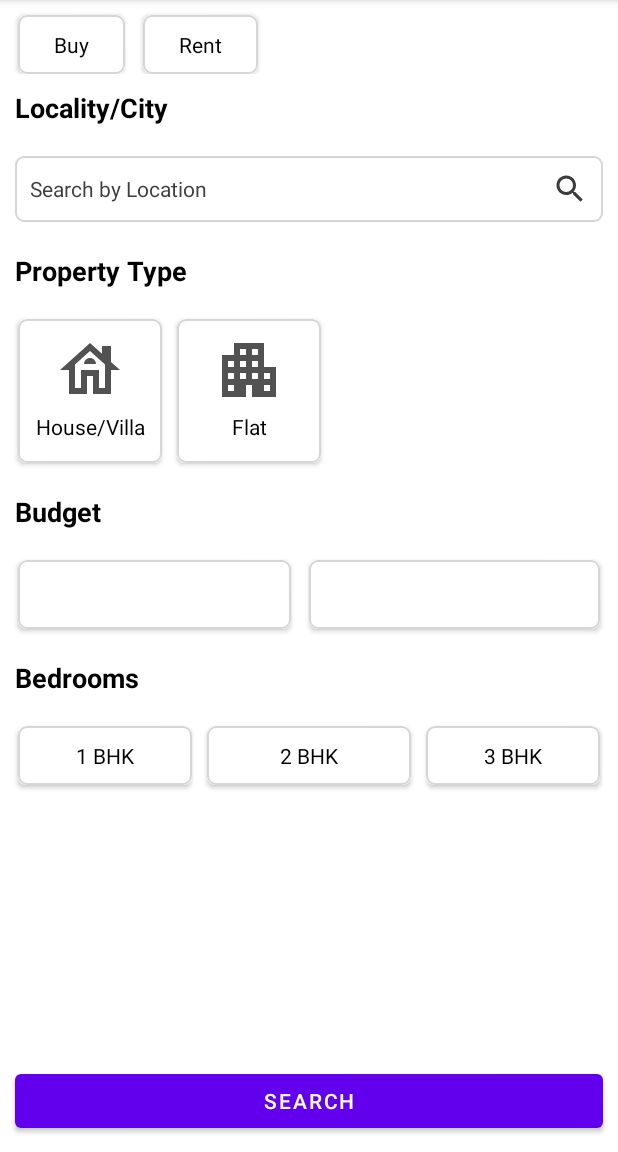
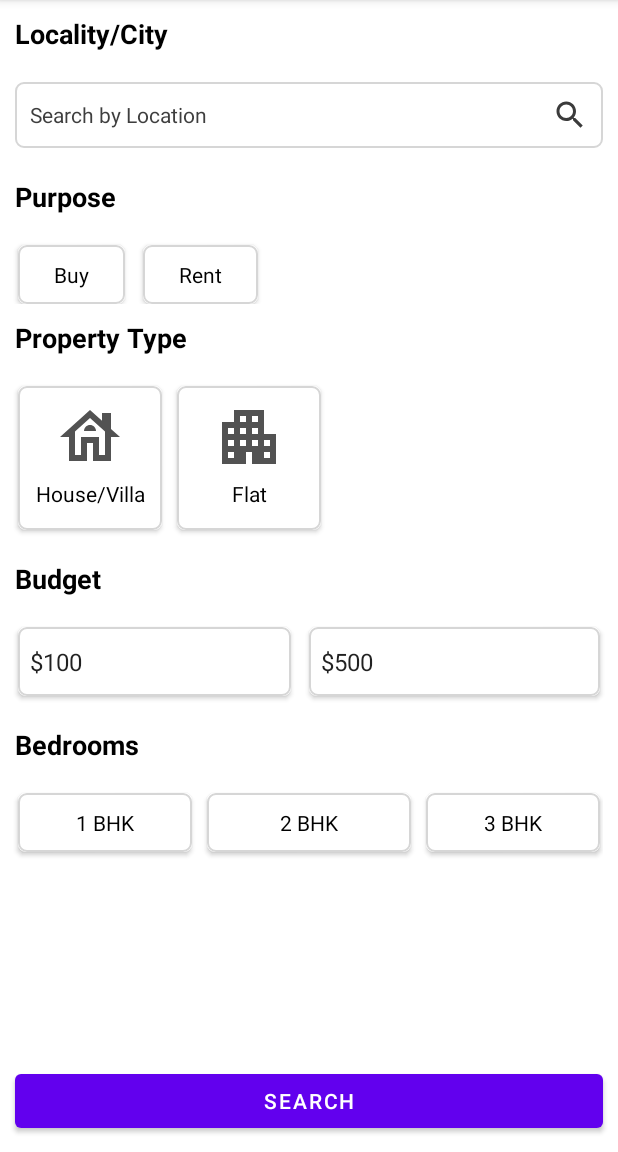
Before and after one commit to aman247av/Real-Estate-Management, an Android app: the Filters screen opened directly, with no data from a screen before it, on a phone screen of 412 x 824 dp, the part 84-1236 px from its top. Run offline under Robolectric (Android 15) with nearby library versions, the phone set to English and light mode, and no system bars.

Commit message:
"Property Detailed UI"

```diff
--- a/app/src/main/java/com/example/dbms/Filters.java
+++ b/app/src/main/java/com/example/dbms/Filters.java
@@ -3,12 +3,65 @@ package com.example.dbms;
 import androidx.appcompat.app.AppCompatActivity;
 
 import android.os.Bundle;
+import android.view.View;
+import android.widget.AdapterView;
+import android.widget.ArrayAdapter;
+import android.widget.Spinner;
+import android.widget.TextView;
+import android.widget.Toast;
+import android.widget.ToggleButton;
+
+import java.util.ArrayList;
+import java.util.List;
 
 public class Filters extends AppCompatActivity {
+
+    TextView tvSearchLoc;
+    TextView tvRent, tvBuy;
+    Spinner spinner_max_budget, spinner_min_budget;
+
 
     @Override
     protected void onCreate(Bundle savedInstanceState) {
         super.onCreate(savedInstanceState);
         setContentView(R.layout.activity_filters2);
+
+        tvSearchLoc = findViewById(R.id.tvSearchLoc);
+
+        tvRent = findViewById(R.id.tvRent);
+        tvBuy = findViewById(R.id.tvBuy);
+
+        TextView tvHouse = findViewById(R.id.tvHouse);
+        TextView tvFlat = findViewById(R.id.tvFlat);
+
+        spinner_min_budget = findViewById(R.id.spinner_min_budget);
+        spinner_max_budget = findViewById(R.id.spinner_max_budget);
+
+        TextView tv_1BHK = findViewById(R.id.tv_1BHK);
+        TextView tv_2BHK = findViewById(R.id.tv2BHK);
+        TextView tv_3BHK = findViewById(R.id.tv_3BHK);
+
+
+        // Create an array of minimum budget values
+        String[] minBudgets = {"$100", "$200", "$300", "$400", "$500", "More than $500"};
+
+// Create an array of maximum budget values
+        String[] maxBudgets = {"$500", "$1000", "$2000", "$3000", "$4000", "More than $4000"};
+
+// Create an adapter for the spinners
+        ArrayAdapter<String> minAdapter = new ArrayAdapter<>(this, android.R.layout.simple_spinner_item, minBudgets);
+        minAdapter.setDropDownViewResource(android.R.layout.simple_spinner_dropdown_item);
+        spinner_min_budget.setAdapter(minAdapter);
+
+// Create an adapter for the maximum budget spinner
+        ArrayAdapter<String> maxAdapter = new ArrayAdapter<>(this, android.R.layout.simple_spinner_item, maxBudgets);
+        maxAdapter.setDropDownViewResource(android.R.layout.simple_spinner_dropdown_item);
+        spinner_max_budget.setAdapter(maxAdapter);
+
+
+        String minBudget = spinner_min_budget.getSelectedItem().toString();
+        String maxBudget = spinner_max_budget.getSelectedItem().toString();
+
     }
+
 }
--- a/app/src/main/res/layout/activity_filters2.xml
+++ b/app/src/main/res/layout/activity_filters2.xml
@@ -13,11 +13,46 @@
         android:layout_height="match_parent"
         android:orientation="vertical"
         >
+
+
+        <TextView
+            android:id="@+id/textView4"
+            android:layout_width="match_parent"
+            android:layout_height="wrap_content"
+            android:layout_margin="10dp"
+            android:text="Locality/City"
+            android:textColor="@color/black"
+            android:textSize="18sp"
+            android:textStyle="bold" />
+
+        <TextView
+            android:id="@+id/tvSearchLoc"
+            android:layout_width="match_parent"
+            android:layout_height="wrap_content"
+            android:layout_margin="10dp"
+            android:text="Search by Location"
+            android:background="@drawable/border"
+            android:padding="10dp"
+            android:gravity="center_vertical"
+            android:drawableRight="@drawable/ic_search"
+            android:textColor="#3E3E3E" />
+
+        <TextView
+            android:id="@+id/tvPurpose"
+            android:layout_width="match_parent"
+            android:layout_height="wrap_content"
+            android:layout_margin="10dp"
+            android:text="Purpose"
+            android:textColor="@color/black"
+            android:textSize="18sp"
+            android:textStyle="bold" />
+
         <LinearLayout
             android:layout_width="match_parent"
             android:layout_height="wrap_content"
             android:orientation="horizontal"
             android:weightSum="100">
+
 
 
             <androidx.cardview.widget.CardView
@@ -29,7 +64,7 @@
                 app:cardCornerRadius="5dp">
 
                 <TextView
-                    android:id="@+id/tv5"
+                    android:id="@+id/tvBuy"
                     android:layout_width="match_parent"
                     android:layout_height="wrap_content"
                     android:background="@drawable/border"
@@ -51,7 +86,7 @@
                 app:cardCornerRadius="5dp">
 
                 <TextView
-                    android:id="@+id/tv6"
+                    android:id="@+id/tvRent"
                     android:layout_width="match_parent"
                     android:layout_height="wrap_content"
                     android:background="@drawable/border"
@@ -64,29 +99,6 @@
             </androidx.cardview.widget.CardView>
 
         </LinearLayout>
-
-        <TextView
-            android:id="@+id/textView4"
-            android:layout_width="match_parent"
-            android:layout_height="wrap_content"
-            android:layout_margin="10dp"
-            android:text="Locality/City"
-            android:textColor="@color/black"
-            android:textSize="18sp"
-            android:textStyle="bold" />
-
-        <TextView
-            android:id="@+id/addmore"
-            android:layout_width="match_parent"
-            android:layout_height="wrap_content"
-            android:layout_margin="10dp"
-            android:text="Search by Location"
-            android:background="@drawable/border"
-            android:padding="10dp"
-            android:gravity="center_vertical"
-            android:drawableRight="@drawable/ic_search"
-            android:textColor="#3E3E3E" />
-
         <TextView
             android:id="@+id/tv_property_type"
             android:layout_width="match_parent"
@@ -96,6 +108,8 @@
             android:textColor="@color/black"
             android:textSize="18sp"
             android:textStyle="bold" />
+
+
 
         <LinearLayout
             android:layout_width="match_parent"
@@ -112,7 +126,7 @@
                 app:cardCornerRadius="5dp">
 
                 <TextView
-                    android:id="@+id/textView5"
+                    android:id="@+id/tvHouse"
                     android:layout_width="match_parent"
                     android:layout_height="match_parent"
                     android:background="@drawable/border"
@@ -133,7 +147,7 @@
                 app:cardCornerRadius="5dp">
 
                 <TextView
-                    android:id="@+id/tv"
+                    android:id="@+id/tvFlat"
                     android:layout_width="match_parent"
                     android:layout_height="match_parent"
                     android:background="@drawable/border"
@@ -175,7 +189,7 @@
                 app:cardCornerRadius="5dp">
 
                 <Spinner
-                    android:id="@+id/spinner"
+                    android:id="@+id/spinner_min_budget"
                     android:layout_width="match_parent"
                     android:layout_height="46dp"
                     android:background="@drawable/border"
@@ -197,7 +211,7 @@
                 app:cardCornerRadius="5dp">
 
                 <Spinner
-                    android:id="@+id/spinner_languages"
+                    android:id="@+id/spinner_max_budget"
                     android:layout_width="match_parent"
                     android:layout_height="46dp"
                     android:background="@drawable/border"
@@ -239,7 +253,7 @@
                 app:cardCornerRadius="5dp">
 
                 <TextView
-                    android:id="@+id/tv2"
+                    android:id="@+id/tv_1BHK"
                     android:layout_width="match_parent"
                     android:layout_height="wrap_content"
                     android:background="@drawable/border"
@@ -260,7 +274,7 @@
                 app:cardCornerRadius="5dp">
 
                 <TextView
-                    android:id="@+id/tv3"
+                    android:id="@+id/tv2BHK"
                     android:layout_width="match_parent"
                     android:layout_height="wrap_content"
                     android:background="@drawable/border"
@@ -279,7 +293,7 @@
                 app:cardCornerRadius="5dp">
 
                 <TextView
-                    android:id="@+id/tr4"
+                    android:id="@+id/tv_3BHK"
                     android:layout_width="match_parent"
                     android:layout_height="wrap_content"
                     android:background="@drawable/border"
@@ -296,7 +310,7 @@
     </LinearLayout>
 
     <Button
-        android:id="@+id/button"
+        android:id="@+id/btn_filter"
         android:layout_width="match_parent"
         android:layout_height="wrap_content"
         android:text="Search"
--- a/app/src/main/res/values/strings.xml
+++ b/app/src/main/res/values/strings.xml
@@ -9,4 +9,5 @@
     <string name="invalid_username">Not a valid username</string>
     <string name="invalid_password">Password must be >5 characters</string>
     <string name="login_failed">"Login failed"</string>
+
 </resources>
```
Also changed, not shown: app/src/main/java/com/example/dbms/HomePage.java (+17 -0 lines), app/src/main/res/layout/activity_home_page.xml (+15 -10 lines).
